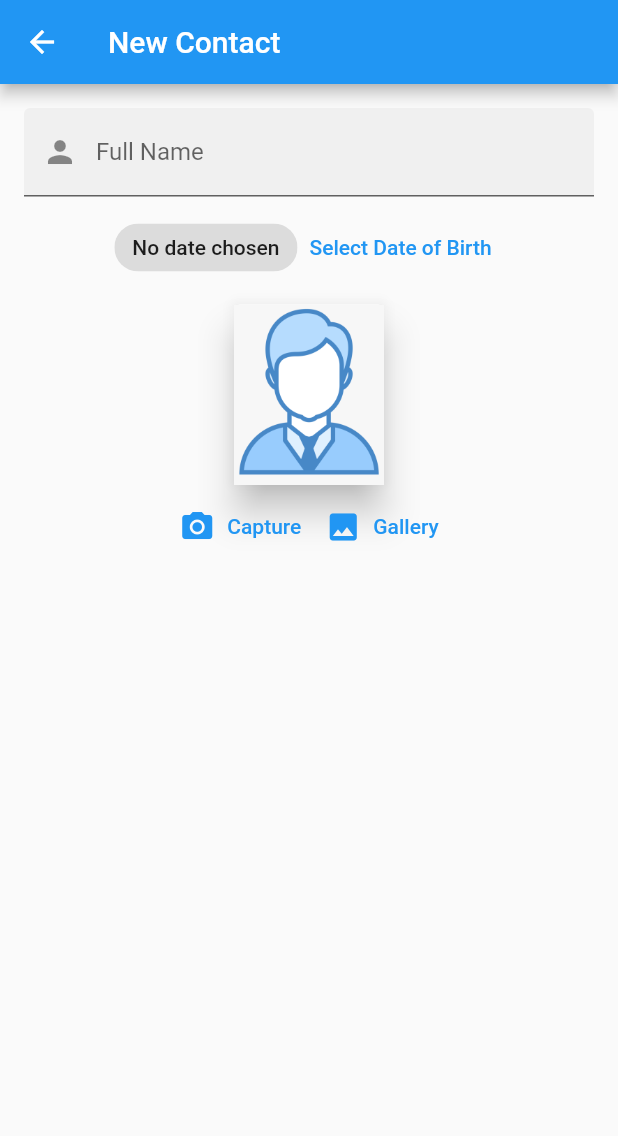
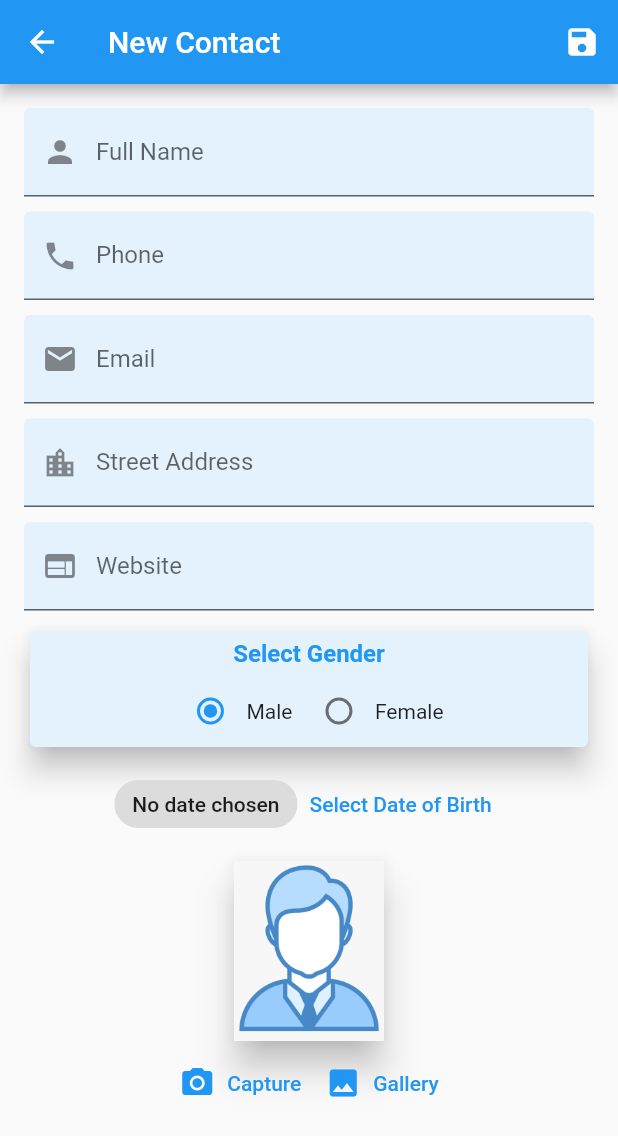
Before and after one commit to PrantoMondal/AddressBookFlutter, a Flutter app: the NewContactPage screen opened by its route, on a phone screen of 412 x 824 dp. Shown: the top 1136 px of the screen. Run offline on Flutter 3.47's test engine with Material 2 defaults, Android fonts, the phone set to English and light mode, and no system bars; our stand-ins replace image_picker.

Commit message:
new contact page done

```diff
--- a/lib/pages/contact_list_page.dart
+++ b/lib/pages/contact_list_page.dart
@@ -16,6 +16,7 @@ class _ContactListPageState extends State<ContactListPage> {
       appBar:AppBar(
         title: const Text('Contact List'),
       ),
+
       floatingActionButton: FloatingActionButton(
         onPressed: () => Navigator.pushNamed(context, NewContactPage.routeName),
         child: const Icon(Icons.add),
--- a/lib/pages/new_contact_page.dart
+++ b/lib/pages/new_contact_page.dart
@@ -1,5 +1,6 @@
 import 'dart:io';
 
+import 'package:addressbook/models/contact_model.dart';
 import 'package:flutter/material.dart';
 import 'package:image_picker/image_picker.dart';
 import 'package:intl/intl.dart';
@@ -15,8 +16,13 @@ class NewContactPage extends StatefulWidget {
 
 class _NewContactPageState extends State<NewContactPage> {
   final nameController = TextEditingController();
+  final phoneController = TextEditingController();
+  final emailController = TextEditingController();
+  final addressController = TextEditingController();
+  final webController = TextEditingController();
   String? dob;
   String? imagePath;
+  String genderGroupValue = 'Male';
   ImageSource source = ImageSource.camera;
 
   @override
@@ -28,6 +34,11 @@ class _NewContactPageState extends State<NewContactPage> {
   @override
   void dispose() {
     nameController.dispose();
+    phoneController.dispose();
+    emailController.dispose();
+    addressController.dispose();
+    webController.dispose();
+
     super.dispose();
   }
 
@@ -36,6 +47,7 @@ class _NewContactPageState extends State<NewContactPage> {
     return Scaffold(
       appBar: AppBar(
         title: const Text('New Contact'),
+        actions: [IconButton(onPressed: _saveContact, icon: Icon(Icons.save))],
       ),
       body: ListView(
         padding: const EdgeInsets.all(16.0),
@@ -45,8 +57,105 @@ class _NewContactPageState extends State<NewContactPage> {
             controller: nameController,
             decoration: InputDecoration(
                 prefixIcon: Icon(Icons.person),
+                fillColor: Colors.blue.shade50,
                 filled: true,
                 labelText: 'Full Name'),
+          ),
+          SizedBox(
+            height: 10,
+          ),
+          TextField(
+            keyboardType: TextInputType.phone,
+            controller: phoneController,
+            decoration: InputDecoration(
+                prefixIcon: Icon(Icons.phone),
+                fillColor: Colors.blue.shade50,
+                filled: true,
+                labelText: 'Phone'),
+          ),
+          SizedBox(
+            height: 10,
+          ),
+          TextField(
+            keyboardType: TextInputType.emailAddress,
+            controller: emailController,
+            decoration: InputDecoration(
+                prefixIcon: Icon(Icons.email),
+                fillColor: Colors.blue.shade50,
+                filled: true,
+                labelText: 'Email'),
+          ),
+          SizedBox(
+            height: 10,
+          ),
+          TextField(
+            keyboardType: TextInputType.streetAddress,
+            controller: addressController,
+            decoration: InputDecoration(
+                prefixIcon: Icon(Icons.location_city),
+                fillColor: Colors.blue.shade50,
+                filled: true,
+                labelText: 'Street Address'),
+          ),
+          SizedBox(
+            height: 10,
+          ),
+          TextField(
+            keyboardType: TextInputType.url,
+            controller: webController,
+            decoration: InputDecoration(
+                prefixIcon: Icon(Icons.web),
+                filled: true,
+                fillColor: Colors.blue.shade50,
+                labelText: 'Website'),
+          ),
+          SizedBox(
+            height: 10,
+          ),
+          Card(
+            color: Colors.blue.shade50,
+            elevation: 8,
+            child: Column(
+              mainAxisSize: MainAxisSize.min,
+              children: [
+                Padding(
+                  padding: const EdgeInsets.symmetric(vertical: 5),
+                  child: const Text(
+                    'Select Gender',
+                    style: TextStyle(
+                        color: Colors.blue,
+                        fontSize: 16,
+                        fontWeight: FontWeight.bold),
+                  ),
+                ),
+                Row(
+                  mainAxisAlignment: MainAxisAlignment.center,
+                  children: [
+                    Radio<String>(
+                        value: 'Male',
+                        groupValue: genderGroupValue,
+                        onChanged: (value) {
+                          setState(() {
+                            genderGroupValue = value!;
+                          });
+                        }),
+                    const Text('Male'),
+                    SizedBox(
+                      width: 7,
+                    ),
+                    Radio<String>(
+                        value: 'Female',
+                        groupValue: genderGroupValue,
+                        onChanged: (value) {
+                          setState(() {
+                            genderGroupValue = value!;
+                          });
+                        }),
+                    const Text('Female'),
+                  ],
+                )
+              ],
+            ),
           ),
           SizedBox(
             height: 10,
@@ -58,7 +167,6 @@ class _NewContactPageState extends State<NewContactPage> {
               TextButton(
                   onPressed: _showDatePickerDialog,
                   child: const Text('Select Date of Birth')),
-
             ],
           ),
           SizedBox(
@@ -125,10 +233,25 @@ class _NewContactPageState extends State<NewContactPage> {
 
   void _getImage() async {
     final pickedFile = await ImagePicker().pickImage(source: source);
-    if(pickedFile != null){
-      setState((){
+    if (pickedFile != null) {
+      setState(() {
         imagePath = pickedFile.path;
       });
     }
   }
+
+  void _saveContact() {
+    final contact = ContactModel(
+      name: nameController.text,
+      mobile: phoneController.text,
+      email: emailController.text,
+      streetAddress: addressController.text,
+      website: webController.text,
+      dob: dob,
+      image: imagePath,
+      gender: genderGroupValue,
+    );
+    contactList.add(contact);
+    Navigator.pop(context);
+  }
 }
```
